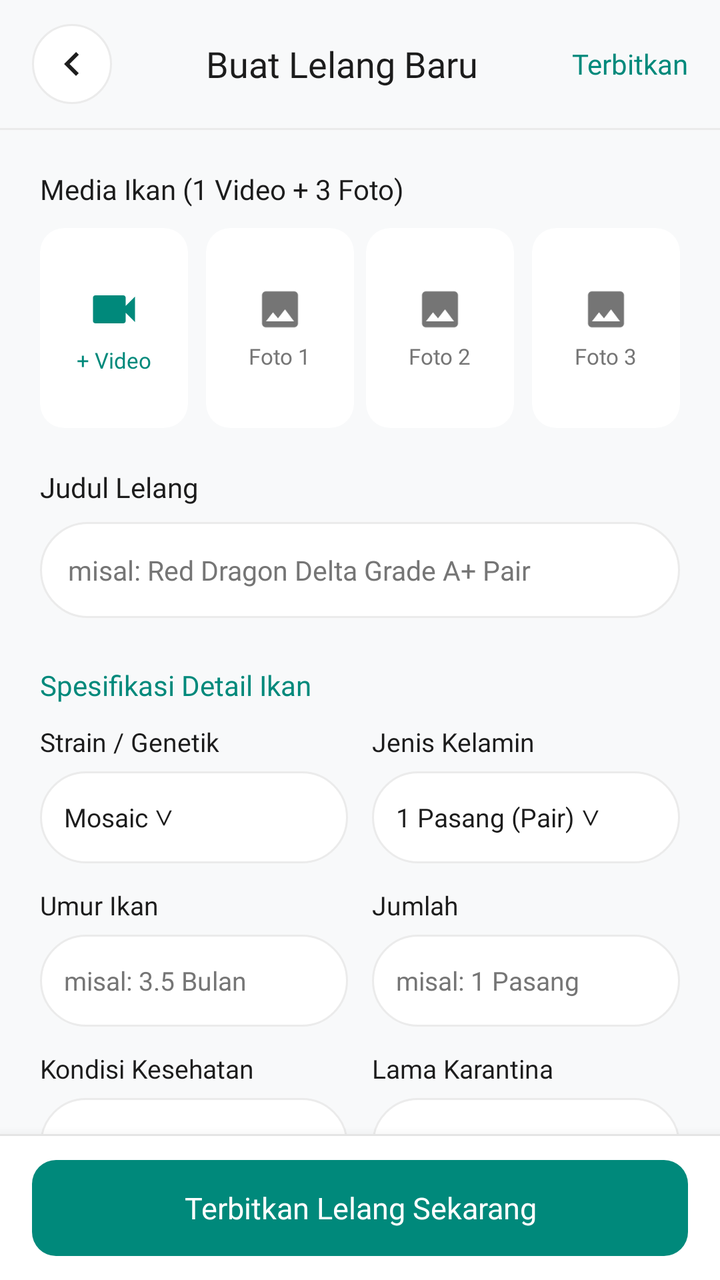
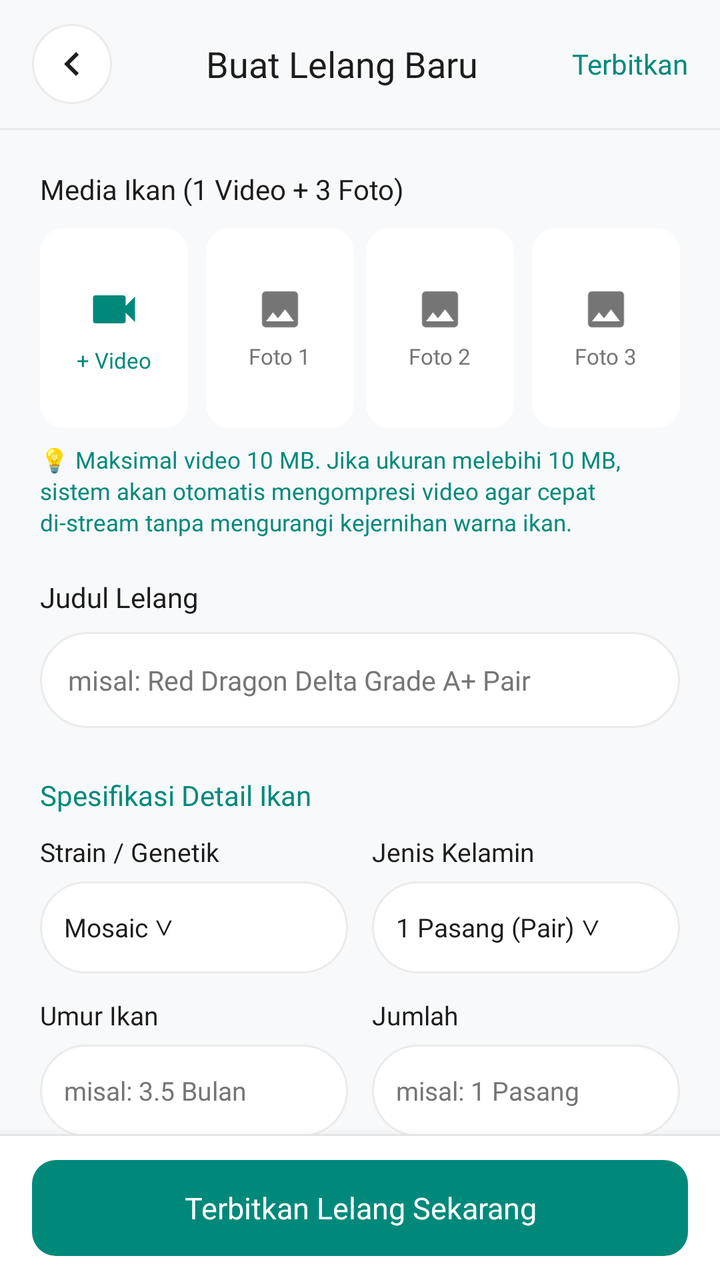

Before-and-after screenshots of an Android layout around one commit, followed by the original layout XML and the change that was made.
<!-- AndroidManifest.xml: application theme Theme.GuppyMarketIDN -->
<!-- res/layout/activity_create_auction.xml -->
<?xml version="1.0" encoding="utf-8"?>
<RelativeLayout
    xmlns:android="http://schemas.android.com/apk/res/android"
    xmlns:app="http://schemas.android.com/apk/res-auto"
    xmlns:tools="http://schemas.android.com/tools"
    android:id="@+id/main"
    android:layout_width="match_parent"
    android:layout_height="match_parent"
    android:background="#F8F9FA"
    tools:context=".menuAuction.CreateAuctionActivity">

    
    <LinearLayout
        android:id="@+id/topBarCreateAuction"
        android:layout_width="match_parent"
        android:layout_height="wrap_content"
        android:layout_alignParentTop="true"
        android:background="#F8F9FA"
        android:paddingHorizontal="16dp"
        android:paddingTop="12dp"
        android:paddingBottom="12dp"
        android:gravity="center_vertical"
        android:orientation="horizontal">

        <ImageView
            android:id="@+id/btnBackCreateAuction"
            android:layout_width="40dp"
            android:layout_height="40dp"
            android:background="@drawable/bg_circle_white_stroke"
            android:src="@drawable/ic_chevron_left"
            android:padding="8dp"
            android:clickable="true"
            android:focusable="true"/>

        <TextView
            android:layout_width="0dp"
            android:layout_height="wrap_content"
            android:layout_weight="1"
            android:fontFamily="@font/inter_bold"
            android:text="Buat Lelang Baru"
            android:textColor="@color/guppy_text_black"
            android:textSize="18sp"
            android:gravity="center"/>

        <TextView
            android:id="@+id/btnPublishTop"
            android:layout_width="wrap_content"
            android:layout_height="wrap_content"
            android:text="Terbitkan"
            android:textColor="@color/guppy_primary"
            android:fontFamily="@font/inter_bold"
            android:textSize="14sp"
            android:clickable="true"
            android:focusable="true"/>
    </LinearLayout>

    <View
        android:id="@+id/dividerHeader"
        android:layout_width="match_parent"
        android:layout_height="1dp"
        android:layout_below="@id/topBarCreateAuction"
        android:background="@color/guppy_stroke"/>

    
    <androidx.core.widget.NestedScrollView
        android:layout_width="match_parent"
        android:layout_height="match_parent"
        android:layout_below="@id/dividerHeader"
        android:layout_above="@id/bottomBarPublish"
        android:fillViewport="true">

        <LinearLayout
            android:layout_width="match_parent"
            android:layout_height="wrap_content"
            android:orientation="vertical"
            android:paddingHorizontal="20dp"
            android:paddingTop="20dp"
            android:paddingBottom="40dp">

            
            <TextView
                android:layout_width="wrap_content"
                android:layout_height="wrap_content"
                android:text="Media Ikan (1 Video + 3 Foto)"
                android:textColor="@color/guppy_text_black"
                android:fontFamily="@font/inter_bold"
                android:textSize="14sp"/>

            <LinearLayout
                android:layout_width="match_parent"
                android:layout_height="wrap_content"
                android:layout_marginTop="10dp"
                android:orientation="horizontal">

                
                <androidx.cardview.widget.CardView
                    android:id="@+id/cardUploadVideo"
                    android:layout_width="0dp"
                    android:layout_weight="1"
                    android:layout_height="100dp"
                    android:layout_marginEnd="6dp"
                    app:cardCornerRadius="12dp"
                    app:cardElevation="0dp"
                    app:cardBackgroundColor="@color/white"
                    app:strokeColor="@color/guppy_primary"
                    app:strokeWidth="1.5dp"
                    android:clickable="true"
                    android:focusable="true">

                    <LinearLayout
                        android:layout_width="match_parent"
                        android:layout_height="match_parent"
                        android:gravity="center"
                        android:orientation="vertical"
                        android:padding="6dp">

                        <ImageView
                            android:layout_width="28dp"
                            android:layout_height="28dp"
                            android:src="@drawable/ic_video_camera"
                            app:tint="@color/guppy_primary"/>

                        <TextView
                            android:layout_width="wrap_content"
                            android:layout_height="wrap_content"
                            android:layout_marginTop="4dp"
                            android:text="+ Video"
                            android:textColor="@color/guppy_primary"
                            android:fontFamily="@font/inter_bold"
                            android:textSize="11sp"/>
                    </LinearLayout>
                </androidx.cardview.widget.CardView>

                
                <androidx.cardview.widget.CardView
                    android:id="@+id/cardUploadPhoto1"
                    android:layout_width="0dp"
                    android:layout_weight="1"
                    android:layout_height="100dp"
                    android:layout_marginHorizontal="3dp"
                    app:cardCornerRadius="12dp"
                    app:cardElevation="0dp"
                    app:cardBackgroundColor="@color/white"
                    app:strokeColor="@color/guppy_stroke"
                    app:strokeWidth="1dp"
                    android:clickable="true"
                    android:focusable="true">

                    <LinearLayout
                        android:layout_width="match_parent"
                        android:layout_height="match_parent"
                        android:gravity="center"
                        android:orientation="vertical">

                        <ImageView
                            android:layout_width="24dp"
                            android:layout_height="24dp"
                            android:src="@drawable/ic_image_gallery"
                            app:tint="@color/guppy_text_gray"/>

                        <TextView
                            android:layout_width="wrap_content"
                            android:layout_height="wrap_content"
                            android:layout_marginTop="4dp"
                            android:text="Foto 1"
                            android:textColor="@color/guppy_text_gray"
                            android:fontFamily="@font/inter_medium"
                            android:textSize="11sp"/>
                    </LinearLayout>
                </androidx.cardview.widget.CardView>

                
                <androidx.cardview.widget.CardView
                    android:id="@+id/cardUploadPhoto2"
                    android:layout_width="0dp"
                    android:layout_weight="1"
                    android:layout_height="100dp"
                    android:layout_marginHorizontal="3dp"
                    app:cardCornerRadius="12dp"
                    app:cardElevation="0dp"
                    app:cardBackgroundColor="@color/white"
                    app:strokeColor="@color/guppy_stroke"
                    app:strokeWidth="1dp"
                    android:clickable="true"
                    android:focusable="true">

                    <LinearLayout
                        android:layout_width="match_parent"
                        android:layout_height="match_parent"
                        android:gravity="center"
                        android:orientation="vertical">

                        <ImageView
                            android:layout_width="24dp"
                            android:layout_height="24dp"
                            android:src="@drawable/ic_image_gallery"
                            app:tint="@color/guppy_text_gray"/>

                        <TextView
                            android:layout_width="wrap_content"
                            android:layout_height="wrap_content"
                            android:layout_marginTop="4dp"
                            android:text="Foto 2"
                            android:textColor="@color/guppy_text_gray"
                            android:fontFamily="@font/inter_medium"
                            android:textSize="11sp"/>
                    </LinearLayout>
                </androidx.cardview.widget.CardView>

                
                <androidx.cardview.widget.CardView
                    android:id="@+id/cardUploadPhoto3"
                    android:layout_width="0dp"
                    android:layout_weight="1"
                    android:layout_height="100dp"
                    android:layout_marginStart="6dp"
                    app:cardCornerRadius="12dp"
                    app:cardElevation="0dp"
                    app:cardBackgroundColor="@color/white"
                    app:strokeColor="@color/guppy_stroke"
                    app:strokeWidth="1dp"
                    android:clickable="true"
                    android:focusable="true">

                    <LinearLayout
                        android:layout_width="match_parent"
                        android:layout_height="match_parent"
                        android:gravity="center"
                        android:orientation="vertical">

                        <ImageView
                            android:layout_width="24dp"
                            android:layout_height="24dp"
                            android:src="@drawable/ic_image_gallery"
                            app:tint="@color/guppy_text_gray"/>

                        <TextView
                            android:layout_width="wrap_content"
                            android:layout_height="wrap_content"
                            android:layout_marginTop="4dp"
                            android:text="Foto 3"
                            android:textColor="@color/guppy_text_gray"
                            android:fontFamily="@font/inter_medium"
                            android:textSize="11sp"/>
                    </LinearLayout>
                </androidx.cardview.widget.CardView>
            </LinearLayout>

            
            <TextView
                android:layout_width="wrap_content"
                android:layout_height="wrap_content"
                android:layout_marginTop="20dp"
                android:text="Judul Lelang"
                android:textColor="@color/guppy_text_black"
                android:fontFamily="@font/inter_bold"
                android:textSize="14sp"/>

            <EditText
                android:id="@+id/etAuctionTitle"
                android:layout_width="match_parent"
                android:layout_height="48dp"
                android:layout_marginTop="8dp"
                android:background="@drawable/bg_search_bar"
                android:hint="misal: Red Dragon Delta Grade A+ Pair"
                android:textColorHint="@color/guppy_text_gray"
                android:textColor="@color/guppy_text_black"
                android:fontFamily="@font/inter_regular"
                android:paddingHorizontal="14dp"
                android:textSize="13.5sp"
                android:singleLine="true"/>

            
            <TextView
                android:layout_width="wrap_content"
                android:layout_height="wrap_content"
                android:layout_marginTop="24dp"
                android:text="Spesifikasi Detail Ikan"
                android:textColor="@color/guppy_primary"
                android:fontFamily="@font/inter_bold"
                android:textSize="14sp"/>

            
            <LinearLayout
                android:layout_width="match_parent"
                android:layout_height="wrap_content"
                android:layout_marginTop="10dp"
                android:orientation="horizontal">

                <LinearLayout
                    android:layout_width="0dp"
                    android:layout_weight="1"
                    android:layout_height="wrap_content"
                    android:layout_marginEnd="6dp"
                    android:orientation="vertical">

                    <TextView
                        android:layout_width="wrap_content"
                        android:layout_height="wrap_content"
                        android:text="Strain / Genetik"
                        android:textColor="@color/guppy_text_black"
                        android:fontFamily="@font/inter_bold"
                        android:textSize="13sp"/>

                    <TextView
                        android:id="@+id/tvSelectStrain"
                        android:layout_width="match_parent"
                        android:layout_height="46dp"
                        android:layout_marginTop="6dp"
                        android:background="@drawable/bg_search_bar"
                        android:text="Mosaic ∨"
                        android:textColor="@color/guppy_text_black"
                        android:fontFamily="@font/inter_medium"
                        android:gravity="center_vertical"
                        android:paddingHorizontal="12dp"
                        android:textSize="13sp"
                        android:clickable="true"
                        android:focusable="true"/>
                </LinearLayout>

                <LinearLayout
                    android:layout_width="0dp"
                    android:layout_weight="1"
                    android:layout_height="wrap_content"
                    android:layout_marginStart="6dp"
                    android:orientation="vertical">

                    <TextView
                        android:layout_width="wrap_content"
                        android:layout_height="wrap_content"
                        android:text="Jenis Kelamin"
                        android:textColor="@color/guppy_text_black"
                        android:fontFamily="@font/inter_bold"
                        android:textSize="13sp"/>

                    <TextView
                        android:id="@+id/tvSelectGender"
                        android:layout_width="match_parent"
                        android:layout_height="46dp"
                        android:layout_marginTop="6dp"
                        android:background="@drawable/bg_search_bar"
                        android:text="1 Pasang (Pair) ∨"
                        android:textColor="@color/guppy_text_black"
                        android:fontFamily="@font/inter_medium"
                        android:gravity="center_vertical"
                        android:paddingHorizontal="12dp"
                        android:textSize="13sp"
                        android:clickable="true"
                        android:focusable="true"/>
                </LinearLayout>
            </LinearLayout>

            
            <LinearLayout
                android:layout_width="match_parent"
                android:layout_height="wrap_content"
                android:layout_marginTop="12dp"
                android:orientation="horizontal">

                <LinearLayout
                    android:layout_width="0dp"
                    android:layout_weight="1"
                    android:layout_height="wrap_content"
                    android:layout_marginEnd="6dp"
                    android:orientation="vertical">

                    <TextView
                        android:layout_width="wrap_content"
                        android:layout_height="wrap_content"
                        android:text="Umur Ikan"
                        android:textColor="@color/guppy_text_black"
                        android:fontFamily="@font/inter_bold"
                        android:textSize="13sp"/>

                    <EditText
                        android:id="@+id/etFishAge"
                        android:layout_width="match_parent"
                        android:layout_height="46dp"
                        android:layout_marginTop="6dp"
                        android:background="@drawable/bg_search_bar"
                        android:hint="misal: 3.5 Bulan"
                        android:textColorHint="@color/guppy_text_gray"
                        android:textColor="@color/guppy_text_black"
                        android:fontFamily="@font/inter_regular"
                        android:paddingHorizontal="12dp"
                        android:textSize="13sp"
                        android:singleLine="true"/>
                </LinearLayout>

                <LinearLayout
                    android:layout_width="0dp"
                    android:layout_weight="1"
                    android:layout_height="wrap_content"
                    android:layout_marginStart="6dp"
                    android:orientation="vertical">

                    <TextView
                        android:layout_width="wrap_content"
                        android:layout_height="wrap_content"
                        android:text="Jumlah"
                        android:textColor="@color/guppy_text_black"
                        android:fontFamily="@font/inter_bold"
                        android:textSize="13sp"/>

                    <EditText
                        android:id="@+id/etFishQuantity"
                        android:layout_width="match_parent"
                        android:layout_height="46dp"
                        android:layout_marginTop="6dp"
                        android:background="@drawable/bg_search_bar"
                        android:hint="misal: 1 Pasang"
                        android:textColorHint="@color/guppy_text_gray"
                        android:textColor="@color/guppy_text_black"
                        android:fontFamily="@font/inter_regular"
                        android:paddingHorizontal="12dp"
                        android:textSize="13sp"
                        android:singleLine="true"/>
                </LinearLayout>
            </LinearLayout>

            
            <LinearLayout
                android:layout_width="match_parent"
                android:layout_height="wrap_content"
                android:layout_marginTop="12dp"
                android:orientation="horizontal">

                <LinearLayout
                    android:layout_width="0dp"
                    android:layout_weight="1"
                    android:layout_height="wrap_content"
                    android:layout_marginEnd="6dp"
                    android:orientation="vertical">

                    <TextView
                        android:layout_width="wrap_content"
                        android:layout_height="wrap_content"
                        android:text="Kondisi Kesehatan"
                        android:textColor="@color/guppy_text_black"
                        android:fontFamily="@font/inter_bold"
                        android:textSize="13sp"/>

                    <EditText
                        android:id="@+id/etFishCondition"
                        android:layout_width="match_parent"
                        android:layout_height="46dp"
                        android:layout_marginTop="6dp"
                        android:background="@drawable/bg_search_bar"
                        android:hint="Sangat Lincah, Ekor Solid"
                        android:textColorHint="@color/guppy_text_gray"
                        android:textColor="@color/guppy_text_black"
                        android:fontFamily="@font/inter_regular"
                        android:paddingHorizontal="12dp"
                        android:textSize="13sp"
                        android:singleLine="true"/>
                </LinearLayout>

                <LinearLayout
                    android:layout_width="0dp"
                    android:layout_weight="1"
                    android:layout_height="wrap_content"
                    android:layout_marginStart="6dp"
                    android:orientation="vertical">

                    <TextView
                        android:layout_width="wrap_content"
                        android:layout_height="wrap_content"
                        android:text="Lama Karantina"
                        android:textColor="@color/guppy_text_black"
                        android:fontFamily="@font/inter_bold"
                        android:textSize="13sp"/>

                    <EditText
                        android:id="@+id/etQuarantineDays"
                        android:layout_width="match_parent"
                        android:layout_height="46dp"
                        android:layout_marginTop="6dp"
                        android:background="@drawable/bg_search_bar"
                        android:hint="14 hari di farm"
                        android:textColorHint="@color/guppy_text_gray"
                        android:textColor="@color/guppy_text_black"
                        android:fontFamily="@font/inter_regular"
                        android:paddingHorizontal="12dp"
                        android:textSize="13sp"
                        android:singleLine="true"/>
                </LinearLayout>
            </LinearLayout>

            
            <TextView
                android:layout_width="wrap_content"
                android:layout_height="wrap_content"
                android:layout_marginTop="24dp"
                android:text="Sesi &amp; Aturan Penawaran"
                android:textColor="@color/guppy_primary"
                android:fontFamily="@font/inter_bold"
                android:textSize="14sp"/>

            <LinearLayout
                android:layout_width="match_parent"
                android:layout_height="wrap_content"
                android:layout_marginTop="10dp"
                android:orientation="horizontal">

                <LinearLayout
                    android:layout_width="0dp"
                    android:layout_weight="1"
                    android:layout_height="wrap_content"
                    android:layout_marginEnd="6dp"
                    android:orientation="vertical">

                    <TextView
                        android:layout_width="wrap_content"
                        android:layout_height="wrap_content"
                        android:text="Open Bid (OB)"
                        android:textColor="@color/guppy_text_black"
                        android:fontFamily="@font/inter_bold"
                        android:textSize="13sp"/>

                    <EditText
                        android:id="@+id/etOpenBidPrice"
                        android:layout_width="match_parent"
                        android:layout_height="46dp"
                        android:layout_marginTop="6dp"
                        android:background="@drawable/bg_search_bar"
                        android:hint="Rp 200.000"
                        android:textColorHint="@color/guppy_text_gray"
                        android:textColor="@color/guppy_text_black"
                        android:fontFamily="@font/inter_bold"
                        android:paddingHorizontal="12dp"
                        android:textSize="13sp"
                        android:inputType="number"/>
                </LinearLayout>

                <LinearLayout
                    android:layout_width="0dp"
                    android:layout_weight="1"
                    android:layout_height="wrap_content"
                    android:layout_marginStart="6dp"
                    android:orientation="vertical">

                    <TextView
                        android:layout_width="wrap_content"
                        android:layout_height="wrap_content"
                        android:text="Kelipatan (KB)"
                        android:textColor="@color/guppy_text_black"
                        android:fontFamily="@font/inter_bold"
                        android:textSize="13sp"/>

                    <EditText
                        android:id="@+id/etBidIncrementPrice"
                        android:layout_width="match_parent"
                        android:layout_height="46dp"
                        android:layout_marginTop="6dp"
                        android:background="@drawable/bg_search_bar"
                        android:hint="Rp 25.000"
                        android:textColorHint="@color/guppy_text_gray"
                        android:textColor="@color/guppy_text_black"
                        android:fontFamily="@font/inter_bold"
                        android:paddingHorizontal="12dp"
                        android:textSize="13sp"
                        android:inputType="number"/>
                </LinearLayout>
            </LinearLayout>

            
            <TextView
                android:layout_width="wrap_content"
                android:layout_height="wrap_content"
                android:layout_marginTop="12dp"
                android:text="Harga Buyout (Opsional)"
                android:textColor="@color/guppy_text_black"
                android:fontFamily="@font/inter_bold"
                android:textSize="13sp"/>

            <EditText
                android:id="@+id/etBuyoutPrice"
                android:layout_width="match_parent"
                android:layout_height="46dp"
                android:layout_marginTop="6dp"
                android:background="@drawable/bg_search_bar"
                android:hint="Rp 1.000.000 (Kosongkan jika tidak ada)"
                android:textColorHint="@color/guppy_text_gray"
                android:textColor="@color/guppy_text_black"
                android:fontFamily="@font/inter_bold"
                android:paddingHorizontal="12dp"
                android:textSize="13sp"
                android:inputType="number"/>

            
            <TextView
                android:layout_width="wrap_content"
                android:layout_height="wrap_content"
                android:layout_marginTop="16dp"
                android:text="Durasi Lelang"
                android:textColor="@color/guppy_text_black"
                android:fontFamily="@font/inter_bold"
                android:textSize="13sp"/>

            <LinearLayout
                android:layout_width="match_parent"
                android:layout_height="wrap_content"
                android:layout_marginTop="8dp"
                android:orientation="horizontal">

                <TextView
                    android:id="@+id/chipDuration12"
                    android:layout_width="0dp"
                    android:layout_weight="1"
                    android:layout_height="38dp"
                    android:background="@drawable/bg_chip_outline"
                    android:text="12 Jam"
                    android:textColor="@color/guppy_text_black"
                    android:fontFamily="@font/inter_medium"
                    android:textSize="12.5sp"
                    android:gravity="center"
                    android:layout_marginEnd="6dp"
                    android:clickable="true"
                    android:focusable="true"/>

                <TextView
                    android:id="@+id/chipDuration24"
                    android:layout_width="0dp"
                    android:layout_weight="1"
                    android:layout_height="38dp"
                    android:background="@drawable/bg_chip_selected"
                    android:text="24 Jam"
                    android:textColor="@color/guppy_primary"
                    android:fontFamily="@font/inter_bold"
                    android:textSize="12.5sp"
                    android:gravity="center"
                    android:layout_marginHorizontal="3dp"
                    android:clickable="true"
                    android:focusable="true"/>

                <TextView
                    android:id="@+id/chipDuration48"
                    android:layout_width="0dp"
                    android:layout_weight="1"
                    android:layout_height="38dp"
                    android:background="@drawable/bg_chip_outline"
                    android:text="48 Jam"
                    android:textColor="@color/guppy_text_black"
                    android:fontFamily="@font/inter_medium"
                    android:textSize="12.5sp"
                    android:gravity="center"
                    android:layout_marginStart="6dp"
                    android:clickable="true"
                    android:focusable="true"/>
            </LinearLayout>

            
            <TextView
                android:layout_width="wrap_content"
                android:layout_height="wrap_content"
                android:layout_marginTop="16dp"
                android:text="Deskripsi &amp; Garansi Ikan"
                android:textColor="@color/guppy_text_black"
                android:fontFamily="@font/inter_bold"
                android:textSize="13sp"/>

            <EditText
                android:id="@+id/etAuctionDescription"
                android:layout_width="match_parent"
                android:layout_height="100dp"
                android:layout_marginTop="8dp"
                android:background="@drawable/bg_search_bar"
                android:gravity="top|start"
                android:hint="Tulis deskripsi kesehatan, umur, spesifikasi ekor, dan garansi..."
                android:textColorHint="@color/guppy_text_gray"
                android:textColor="@color/guppy_text_black"
                android:fontFamily="@font/inter_regular"
                android:padding="12dp"
                android:textSize="13sp"/>

        </LinearLayout>
    </androidx.core.widget.NestedScrollView>

    
    <LinearLayout
        android:id="@+id/bottomBarPublish"
        android:layout_width="match_parent"
        android:layout_height="wrap_content"
        android:layout_alignParentBottom="true"
        android:background="@color/white"
        android:elevation="12dp"
        android:paddingHorizontal="16dp"
        android:paddingVertical="12dp">

        <TextView
            android:id="@+id/btnPublishBottom"
            android:layout_width="match_parent"
            android:layout_height="48dp"
            android:background="@drawable/bg_btn_primary"
            android:text="Terbitkan Lelang Sekarang"
            android:textColor="@color/white"
            android:fontFamily="@font/inter_bold"
            android:textSize="15sp"
            android:gravity="center"
            android:clickable="true"
            android:focusable="true"/>
    </LinearLayout>

    <View
        android:layout_width="match_parent"
        android:layout_height="1dp"
        android:layout_above="@id/bottomBarPublish"
        android:background="@color/guppy_stroke"/>

</RelativeLayout>
<!-- resources referenced by this layout -->
<resources>
  <color name="guppy_primary">#00897B</color>
  <color name="guppy_stroke">#EBEBEB</color>
  <color name="guppy_text_black">#1C1C1C</color>
  <color name="guppy_text_gray">#757575</color>
  <color name="white">#FFFFFFFF</color>
  <!-- drawable bg_btn_primary (drawable) -->
  <?xml version="1.0" encoding="utf-8"?>
  <shape xmlns:android="http://schemas.android.com/apk/res/android">
      <solid android:color="@color/guppy_primary" />
      <corners android:radius="12dp" />
  </shape>
  <!-- drawable bg_chip_outline (drawable) -->
  <?xml version="1.0" encoding="utf-8"?>
  <shape xmlns:android="http://schemas.android.com/apk/res/android">
      <solid android:color="@color/white" />
      <stroke android:width="1dp" android:color="@color/guppy_stroke" />
      <corners android:radius="20dp" />
  </shape>
  <!-- drawable bg_chip_selected (drawable) -->
  <?xml version="1.0" encoding="utf-8"?>
  <shape xmlns:android="http://schemas.android.com/apk/res/android">
      <solid android:color="#E0F2F1" />
      <stroke
          android:width="1.5dp"
          android:color="@color/guppy_primary" />
      <corners android:radius="20dp" />
  </shape>
  <!-- drawable bg_circle_white_stroke (drawable) -->
  <?xml version="1.0" encoding="utf-8"?>
  <shape xmlns:android="http://schemas.android.com/apk/res/android" android:shape="oval">
      <solid android:color="@color/white" />
      <stroke android:width="1dp" android:color="@color/guppy_stroke" />
  </shape>
  <!-- drawable bg_search_bar (drawable) -->
  <?xml version="1.0" encoding="utf-8"?>
  <shape xmlns:android="http://schemas.android.com/apk/res/android">
      <solid android:color="@color/guppy_card_bg" />
      <stroke android:width="1dp" android:color="@color/guppy_stroke" />
      <corners android:radius="24dp" />
  </shape>
  <!-- drawable ic_chevron_left (drawable) -->
  <vector xmlns:android="http://schemas.android.com/apk/res/android"
      android:width="24dp"
      android:height="24dp"
      android:viewportWidth="24"
      android:viewportHeight="24">
    <path
        android:fillColor="#1E1E1E"
        android:pathData="M15.41,16.59L10.83,12l4.58,-4.59L14,6l-6,6 6,6 1.41,-1.41z"/>
  </vector>
  <!-- drawable ic_image_gallery (drawable) -->
  <vector xmlns:android="http://schemas.android.com/apk/res/android"
      android:width="24dp"
      android:height="24dp"
      android:viewportWidth="24"
      android:viewportHeight="24">
    <path
        android:fillColor="#225741"
        android:pathData="M21,19V5c0,-1.1 -0.9,-2 -2,-2H5c-1.1,0 -2,0.9 -2,2v14c0,1.1 0.9,2 2,2h14c1.1,0 2,-0.9 2,-2zM8.5,13.5l2.5,3.01L14.5,12l4.5,6H5l3.5,-4.5z"/>
  </vector>
  <!-- drawable ic_video_camera (drawable) -->
  <vector xmlns:android="http://schemas.android.com/apk/res/android"
      android:width="24dp"
      android:height="24dp"
      android:viewportWidth="24"
      android:viewportHeight="24">
    <path
        android:fillColor="#225741"
        android:pathData="M17,10.5V7c0,-0.55 -0.45,-1 -1,-1H4c-0.55,0 -1,0.45 -1,1v10c0,0.55 0.45,1 1,1h12c0.55,0 1,-0.45 1,-1v-3.5l4,4v-11l-4,4z"/>
  </vector>
  <style name="Theme.GuppyMarketIDN" parent="Base.Theme.GuppyMarketIDN" />
  <color name="guppy_card_bg">#FFFFFF</color>
  <style name="Base.Theme.GuppyMarketIDN" parent="Theme.Material3.Light.NoActionBar">
          <item name="colorPrimary">@color/guppy_primary</item>
          <item name="colorOnPrimary">@color/white</item>
          <item name="android:textColorPrimary">@color/guppy_text_black</item>
          <item name="android:textColorSecondary">@color/guppy_text_gray</item>
          <item name="android:windowBackground">@color/guppy_background</item>
      </style>
  <color name="guppy_background">#F8F9FA</color>
</resources>

<!-- the commit's change to res/layout/activity_create_auction.xml (unified diff, before → after) -->
@@ -245,6 +245,18 @@
                     </LinearLayout>
                 </androidx.cardview.widget.CardView>
             </LinearLayout>
+
+            
+            <TextView
+                android:id="@+id/tvVideoCompressNote"
+                android:layout_width="match_parent"
+                android:layout_height="wrap_content"
+                android:layout_marginTop="8dp"
+                android:text="💡 Maksimal video 10 MB. Jika ukuran melebihi 10 MB, sistem akan otomatis mengompresi video agar cepat di-stream tanpa mengurangi kejernihan warna ikan."
+                android:textColor="@color/guppy_primary"
+                android:fontFamily="@font/inter_medium"
+                android:textSize="11.5sp"
+                android:lineSpacingExtra="2dp"/>
 
             
             <TextView
